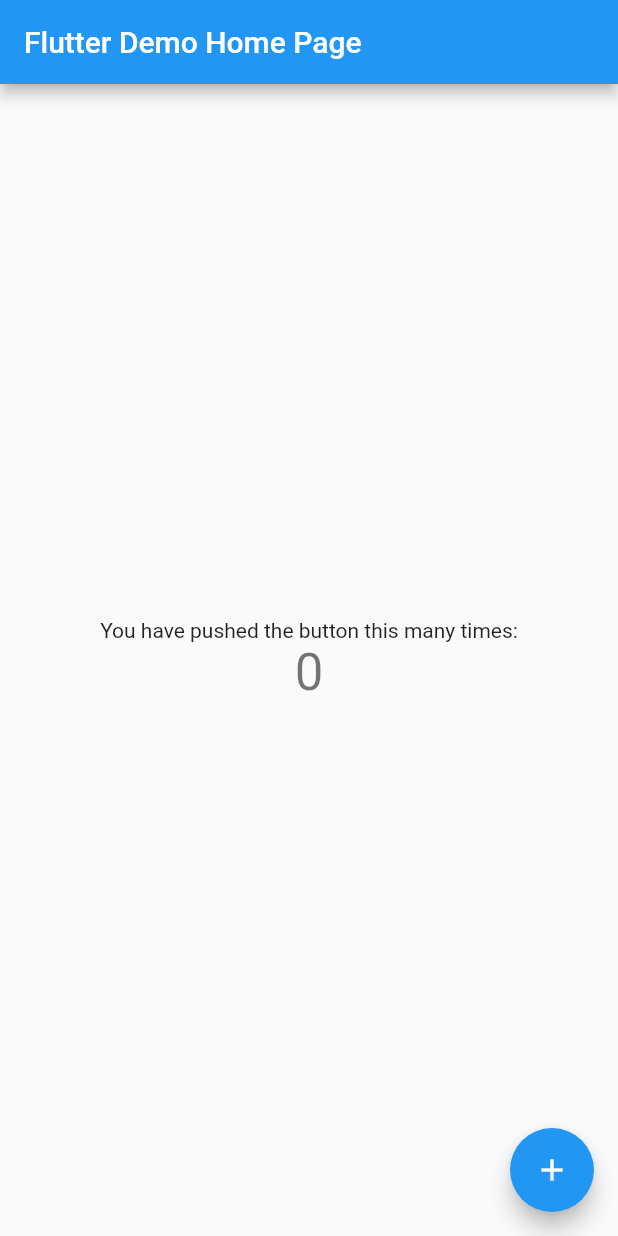
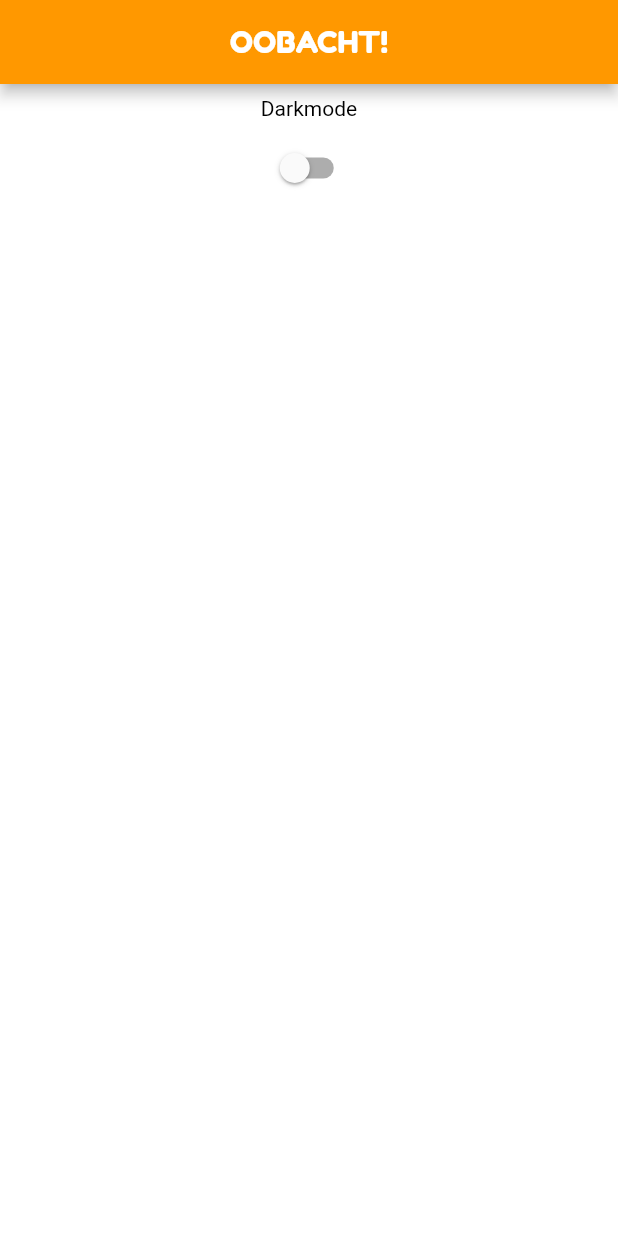
Before and after one commit to KremlingP/OObacht, a Flutter app: the screen it shows after launch, on a phone screen of 412 x 824 dp. Run offline on Flutter 3.47's test engine with Material 2 defaults, Android fonts, the phone set to English and light mode, and no system bars; our stand-ins replace firebase_core; accounts and stored records are empty.

Commit message:
add main_menu screen and darkmode switch

```diff
--- a/lib/main.dart
+++ b/lib/main.dart
@@ -1,5 +1,7 @@
 import 'package:firebase_core/firebase_core.dart';
 import 'package:flutter/material.dart';
+import 'package:oobacht/screens/main_menu.dart';
+import 'package:oobacht/utils/theme.dart';
 
 import 'firebase/firebase_options.dart';
 
@@ -10,115 +12,46 @@ Future<void> main() async {
     options: DefaultFirebaseOptions.currentPlatform,
   );
 
-  runApp(const MyApp());
+  runApp(const OobachtApp());
 }
 
-class MyApp extends StatelessWidget {
-  const MyApp({super.key});
+class OobachtApp extends StatefulWidget {
+  const OobachtApp({super.key});
 
-  // This widget is the root of your application.
   @override
-  Widget build(BuildContext context) {
-    return MaterialApp(
-      title: 'Flutter Demo',
-      theme: ThemeData(
-        // This is the theme of your application.
-        //
-        // Try running your application with "flutter run". You'll see the
-        // application has a blue toolbar. Then, without quitting the app, try
-        // changing the primarySwatch below to Colors.green and then invoke
-        // "hot reload" (press "r" in the console where you ran "flutter run",
-        // or simply save your changes to "hot reload" in a Flutter IDE).
-        // Notice that the counter didn't reset back to zero; the application
-        // is not restarted.
-        primarySwatch: Colors.blue,
-      ),
-      home: const MyHomePage(title: 'Flutter Demo Home Page'),
-    );
-  }
+  State<OobachtApp> createState() => _OobachtAppState();
 }
 
-class MyHomePage extends StatefulWidget {
-  const MyHomePage({super.key, required this.title});
-
-  // This widget is the home page of your application. It is stateful, meaning
-  // that it has a State object (defined below) that contains fields that affect
-  // how it looks.
-
-  // This class is the configuration for the state. It holds the values (in this
-  // case the title) provided by the parent (in this case the App widget) and
-  // used by the build method of the State. Fields in a Widget subclass are
-  // always marked "final".
-
-  final String title;
-
+class _OobachtAppState extends State<OobachtApp> {
   @override
-  State<MyHomePage> createState() => _MyHomePageState();
-}
-
-class _MyHomePageState extends State<MyHomePage> {
-  int _counter = 0;
-
-  void _incrementCounter() {
-    setState(() {
-      // This call to setState tells the Flutter framework that something has
-      // changed in this State, which causes it to rerun the build method below
-      // so that the display can reflect the updated values. If we changed
-      // _counter without calling setState(), then the build method would not be
-      // called again, and so nothing would appear to happen.
-      _counter++;
+  void initState() {
+    super.initState();
+    currentTheme.addListener(() {
+      setState(() {});
     });
+    //loadDataFromSharedPrefs();
   }
 
   @override
   Widget build(BuildContext context) {
-    // This method is rerun every time setState is called, for instance as done
-    // by the _incrementCounter method above.
-    //
-    // The Flutter framework has been optimized to make rerunning build methods
-    // fast, so that you can just rebuild anything that needs updating rather
-    // than having to individually change instances of widgets.
-    return Scaffold(
-      appBar: AppBar(
-        // Here we take the value from the MyHomePage object that was created by
-        // the App.build method, and use it to set our appbar title.
-        title: Text(widget.title),
-      ),
-      body: Center(
-        // Center is a layout widget. It takes a single child and positions it
-        // in the middle of the parent.
-        child: Column(
-          // Column is also a layout widget. It takes a list of children and
-          // arranges them vertically. By default, it sizes itself to fit its
-          // children horizontally, and tries to be as tall as its parent.
-          //
-          // Invoke "debug painting" (press "p" in the console, choose the
-          // "Toggle Debug Paint" action from the Flutter Inspector in Android
-          // Studio, or the "Toggle Debug Paint" command in Visual Studio Code)
-          // to see the wireframe for each widget.
-          //
-          // Column has various properties to control how it sizes itself and
-          // how it positions its children. Here we use mainAxisAlignment to
-          // center the children vertically; the main axis here is the vertical
-          // axis because Columns are vertical (the cross axis would be
-          // horizontal).
-          mainAxisAlignment: MainAxisAlignment.center,
-          children: <Widget>[
-            const Text(
-              'You have pushed the button this many times:',
-            ),
-            Text(
-              '$_counter',
-              style: Theme.of(context).textTheme.headline4,
-            ),
-          ],
-        ),
-      ),
-      floatingActionButton: FloatingActionButton(
-        onPressed: _incrementCounter,
-        tooltip: 'Increment',
-        child: const Icon(Icons.add),
-      ), // This trailing comma makes auto-formatting nicer for build methods.
+    return MaterialApp(
+      title: 'OObacht!',
+      theme: CustomTheme.lightTheme,
+      darkTheme: CustomTheme.darkTheme,
+      themeMode: currentTheme.currentTheme,
+      home: const MainMenu(),
+      //debugShowCheckedModeBanner: false,
     );
   }
+
+  //TODOFH SharedPreferences für Einstellungen hinzufügen
+  // void loadDataFromSharedPrefs() async {
+  //   SharedPreferences prefs = await SharedPreferences.getInstance();
+  //   setState(() {
+  //     if (prefs.getBool('darkMode') != null) {
+  //       //standard is LightMode, if DarkMode is true toggle theme
+  //       if (prefs.getBool('darkMode') == true) currentTheme.toggleTheme();
+  //     }
+  //   });
+  // }
 }
--- /dev/null
+++ b/lib/screens/main_menu.dart
@@ -0,0 +1,56 @@
+import 'package:flutter/material.dart';
+
+import '../utils/theme.dart';
+
+class MainMenu extends StatefulWidget {
+  const MainMenu({Key? key}) : super(key: key);
+
+  @override
+  _MainMenuState createState() => _MainMenuState();
+}
+
+class _MainMenuState extends State<MainMenu> {
+  bool darkMode = false;
+
+  @override
+  Widget build(BuildContext context) {
+    final theme = Theme.of(context);
+    return Scaffold(
+      backgroundColor: theme.colorScheme.background,
+      appBar: AppBar(
+        title: const Text(
+          'OOBACHT!',
+          style: TextStyle(
+            fontFamily: 'Fredoka',
+            color: Colors.white,
+          ),
+        ),
+        centerTitle: true,
+      ),
+      body: Center(
+        child: Column(
+          children: [
+            Padding(
+              padding: const EdgeInsets.all(8.0),
+              child: Text(
+                "Darkmode",
+                style: TextStyle(color: theme.primaryColor),
+              ),
+            ),
+            Switch(
+              value: theme.colorScheme.background ==
+                  CustomTheme.darkTheme.colorScheme.background,
+              onChanged: (value) {
+                setState(() {
+                  darkMode = value;
+                  currentTheme.toggleTheme();
+                  //saveDataToSharedPrefs();
+                });
+              },
+            ),
+          ],
+        ),
+      ),
+    );
+  }
+}
--- /dev/null
+++ b/lib/utils/theme.dart
@@ -0,0 +1,47 @@
+import 'package:flutter/material.dart';
+
+CustomTheme currentTheme = CustomTheme();
+
+class CustomTheme with ChangeNotifier {
+  static bool _isDarkTheme = false;
+
+  ThemeMode get currentTheme => _isDarkTheme ? ThemeMode.dark : ThemeMode.light;
+
+  void toggleTheme() {
+    _isDarkTheme = !_isDarkTheme;
+    notifyListeners();
+  }
+
+  static ThemeData get lightTheme {
+    return ThemeData(
+      scaffoldBackgroundColor: Colors.black12,
+      primaryColor: Colors.black,
+      textTheme: const TextTheme(
+        //Für App-Bar
+        displayLarge: TextStyle(color: Colors.white),
+      ),
+      inputDecorationTheme: const InputDecorationTheme(
+        enabledBorder:
+            UnderlineInputBorder(borderSide: BorderSide(color: Colors.black)),
+      ),
+      colorScheme: ColorScheme.fromSwatch(primarySwatch: Colors.orange)
+          .copyWith(background: Colors.white),
+    );
+  }
+
+  static ThemeData get darkTheme {
+    return ThemeData(
+      scaffoldBackgroundColor: Colors.black12,
+      primaryColor: Colors.white,
+      textTheme: const TextTheme(
+        displayLarge: TextStyle(color: Colors.white),
+      ),
+      inputDecorationTheme: const InputDecorationTheme(
+        enabledBorder:
+            UnderlineInputBorder(borderSide: BorderSide(color: Colors.white)),
+      ),
+      colorScheme: ColorScheme.fromSwatch(primarySwatch: Colors.orange)
+          .copyWith(background: const Color.fromRGBO(53, 52, 51, 1)),
+    );
+  }
+}
```
Also changed, not shown: pubspec.yaml (+7 -30 lines), fonts/FredokaOne-Regular.ttf (added), pubspec.lock, 1 other file.
